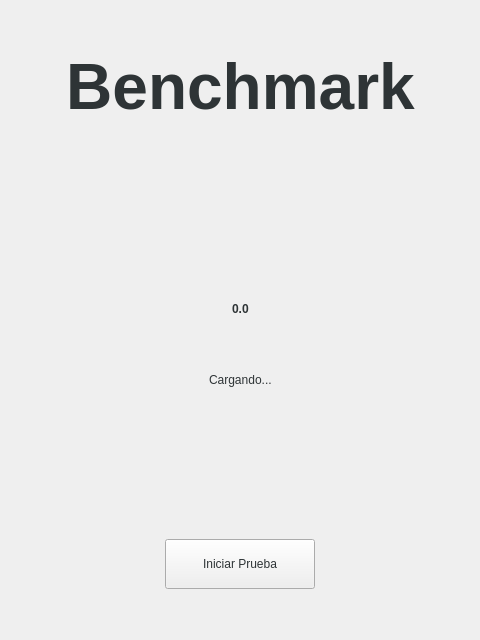
Before: the Qt Designer form main_screen_widget.ui in jd45p8/ML_Benchmark, drawn with Qt 5.
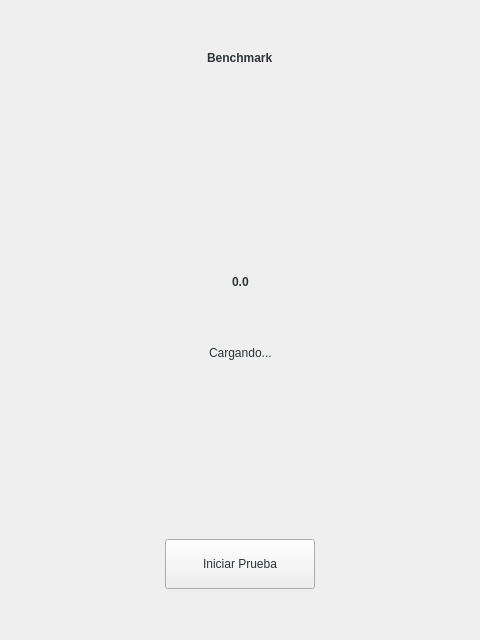
After: the same form once the commit is applied.

```diff
--- a/main_screen_widget.ui
+++ b/main_screen_widget.ui
@@ -53,11 +53,12 @@
        <item alignment="Qt::AlignHCenter|Qt::AlignTop">
         <widget class="QLabel" name="label">
          <property name="styleSheet">
-          <string notr="true">font: 75 30pt &quot;Ubuntu&quot;;
+          <string notr="true">font: 75 50pt &quot;Arial&quot;;
+font-weight:600;
 color: rgb(46, 52, 54);</string>
          </property>
          <property name="text">
-          <string>&lt;html&gt;&lt;head/&gt;&lt;body&gt;&lt;p align=&quot;center&quot;&gt;&lt;span style=&quot; font-size:48pt; font-weight:600;&quot;&gt;Benchmark&lt;/span&gt;&lt;/p&gt;&lt;/body&gt;&lt;/html&gt;</string>
+          <string>Benchmark</string>
          </property>
         </widget>
        </item>
```
Left out of the diff: 2 changed lines with no effect on the pictures.
